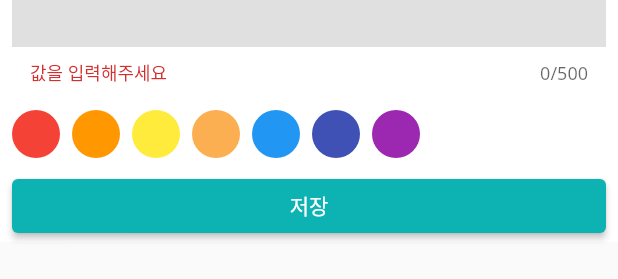
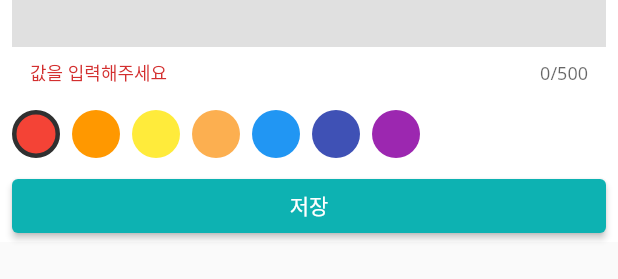
Before and after one commit to so0ng0970/schedule, a Flutter app: the ScheduleBottomSheet widget shown alone on an empty page, opened directly, on a phone screen of 412 x 824 dp. Shown: the part 376-655 px from the top of the screen. Run offline on Flutter 3.47's test engine with Material 2 defaults, Android fonts, the phone set to English and light mode, and no system bars; our stand-ins replace drift, get_it, table_calendar; accounts and stored records are empty; generated files the repository leaves out were written again.

Commit message:
colorPicker

```diff
--- a/lib/component/schedule_bottom_sheet.dart
+++ b/lib/component/schedule_bottom_sheet.dart
@@ -16,6 +16,7 @@ class _ScheduleBottomSheetState extends State<ScheduleBottomSheet> {
   int? startTime;
   int? endTime;
   String? content;
+  int? selectedColorId;
   @override
   Widget build(BuildContext context) {
     final bottomInset = MediaQuery.of(context).viewInsets.bottom;
@@ -66,17 +67,19 @@ class _ScheduleBottomSheetState extends State<ScheduleBottomSheet> {
                     FutureBuilder<List<CategoryColor>>(
                         future: GetIt.I<LocalDatabase>().getCategoryColors(),
                         builder: (context, snapshot) {
-                          print(snapshot.data);
+                          if (snapshot.hasData &&
+                              selectedColorId == null &&
+                              snapshot.data!.isNotEmpty) {
+                            selectedColorId = snapshot.data![0].id;
+                          }
                           return _ColorPicker(
-                            colors: snapshot.hasData
-                                ? snapshot.data!
-                                    .map(
-                                      (e) => Color(
-                                        int.parse('FF${e.hexCode}', radix: 16),
-                                      ),
-                                    )
-                                    .toList()
-                                : [],
+                            colors: snapshot.hasData ? snapshot.data! : [],
+                            selectedColorId: selectedColorId,
+                            colorIdsetter: (int id) {
+                              setState(() {
+                                selectedColorId = id;
+                              });
+                            },
                           );
                         }),
                     const SizedBox(
@@ -132,24 +135,48 @@ class _SaveButton extends StatelessWidget {
   }
 }
 
+typedef ColorIdsetter = Function(int id);
+
 class _ColorPicker extends StatelessWidget {
-  final List<Color> colors;
-  const _ColorPicker({required this.colors});
+  final List<CategoryColor> colors;
+  final int? selectedColorId;
+  final ColorIdsetter colorIdsetter;
+
+  const _ColorPicker(
+      {required this.colorIdsetter,
+      required this.selectedColorId,
+      required this.colors});
 
   @override
   Widget build(BuildContext context) {
     return Wrap(
       spacing: 8.0,
-      children: colors.map((e) => renderColor(e)).toList(),
+      children: colors
+          .map(
+            (e) => GestureDetector(
+              onTap: () {
+                colorIdsetter(e.id);
+              },
+              child: renderColor(e, selectedColorId == e.id),
+            ),
+          )
+          .toList(),
     );
   }
 
-  Widget renderColor(Color color) {
+  Widget renderColor(CategoryColor color, bool isSelected) {
     return Container(
       decoration: BoxDecoration(
-        shape: BoxShape.circle,
-        color: color,
-      ),
+          shape: BoxShape.circle,
+          color: Color(
+            int.parse('FF${color.hexCode}', radix: 16),
+          ),
+          border: isSelected
+              ? Border.all(
+                  color: Colors.grey[850]!,
+                  width: 3.0,
+                )
+              : null),
       width: 32.0,
       height: 32.0,
     );
```
